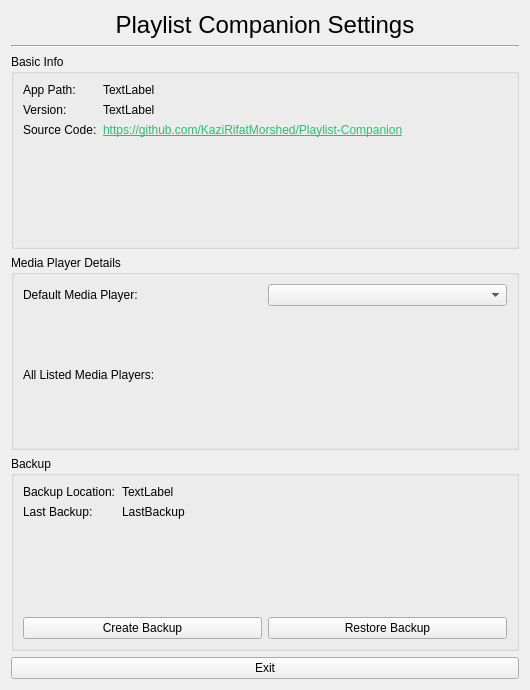
Qt form src/PlaylistCompanion/settings.ui (KaziRifatMorshed/Playlist-Companion) before a commit.
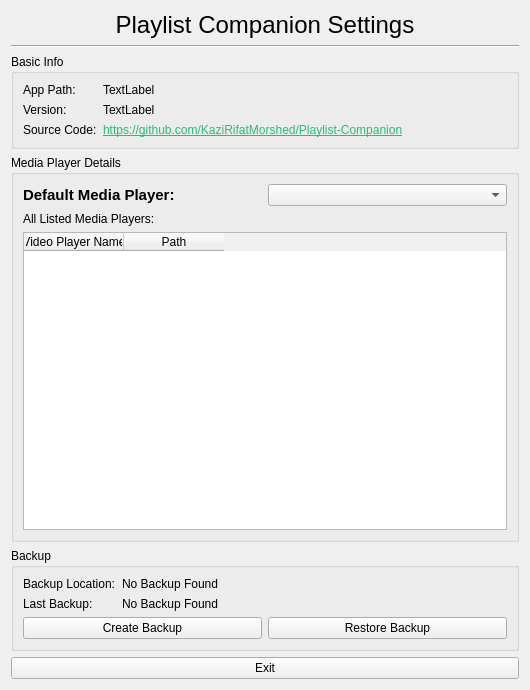
The same form after that commit. Icons and pictures are not drawn.

```diff
--- a/src/PlaylistCompanion/settings.ui
+++ b/src/PlaylistCompanion/settings.ui
@@ -109,13 +109,25 @@
        <layout class="QHBoxLayout" name="horizontalLayout">
         <item>
          <widget class="QLabel" name="label_6">
+          <property name="font">
+           <font>
+            <pointsize>11</pointsize>
+            <bold>true</bold>
+           </font>
+          </property>
           <property name="text">
            <string>Default Media Player:</string>
           </property>
          </widget>
         </item>
         <item>
-         <widget class="QComboBox" name="comboBox"/>
+         <widget class="QComboBox" name="dfltMediaPlayerComboBox">
+          <property name="font">
+           <font>
+            <bold>true</bold>
+           </font>
+          </property>
+         </widget>
         </item>
        </layout>
       </item>
@@ -126,6 +138,26 @@
         </property>
        </widget>
       </item>
+      <item>
+       <widget class="QTableWidget" name="listPlayersTableWidget">
+        <property name="alternatingRowColors">
+         <bool>true</bool>
+        </property>
+        <property name="selectionBehavior">
+         <enum>QAbstractItemView::SelectionBehavior::SelectRows</enum>
+        </property>
+        <column>
+         <property name="text">
+          <string>Video Player Name</string>
+         </property>
+        </column>
+        <column>
+         <property name="text">
+          <string>Path</string>
+         </property>
+        </column>
+       </widget>
+      </item>
      </layout>
     </widget>
    </item>
@@ -147,7 +179,7 @@
         <item row="0" column="1">
          <widget class="QLabel" name="backupLocation">
           <property name="text">
-           <string>TextLabel</string>
+           <string>No Backup Found</string>
           </property>
          </widget>
         </item>
@@ -161,7 +193,7 @@
         <item row="1" column="1">
          <widget class="QLabel" name="lastBackup">
           <property name="text">
-           <string>LastBackup</string>
+           <string>No Backup Found</string>
           </property>
          </widget>
         </item>
```
Left out of the diff: 15 changed lines with no effect on the pictures.
